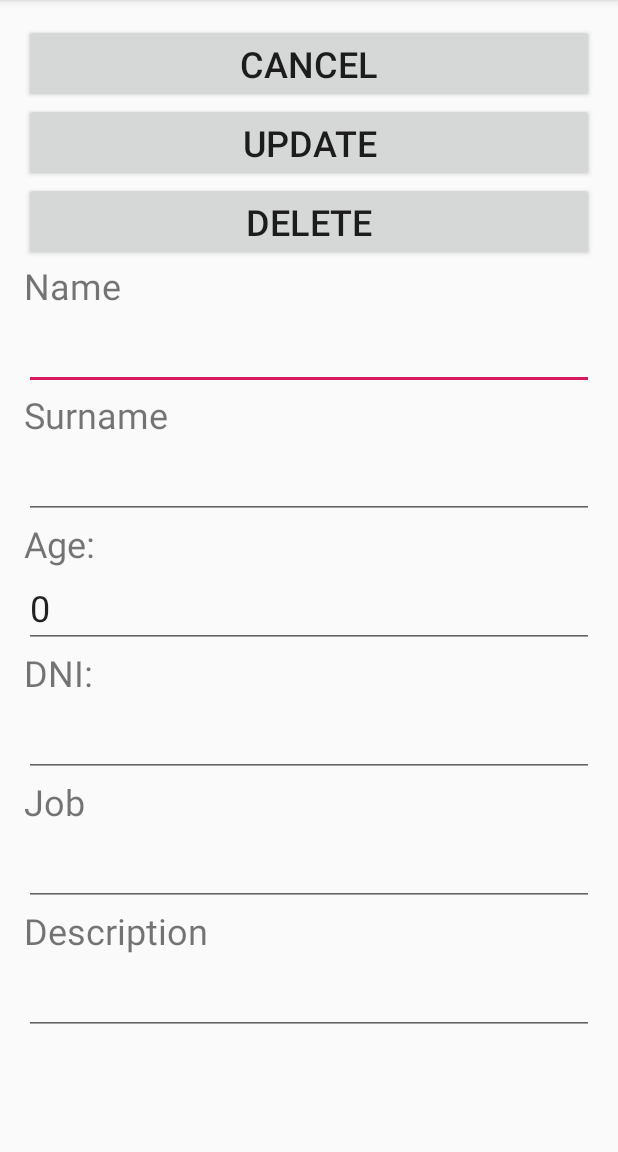
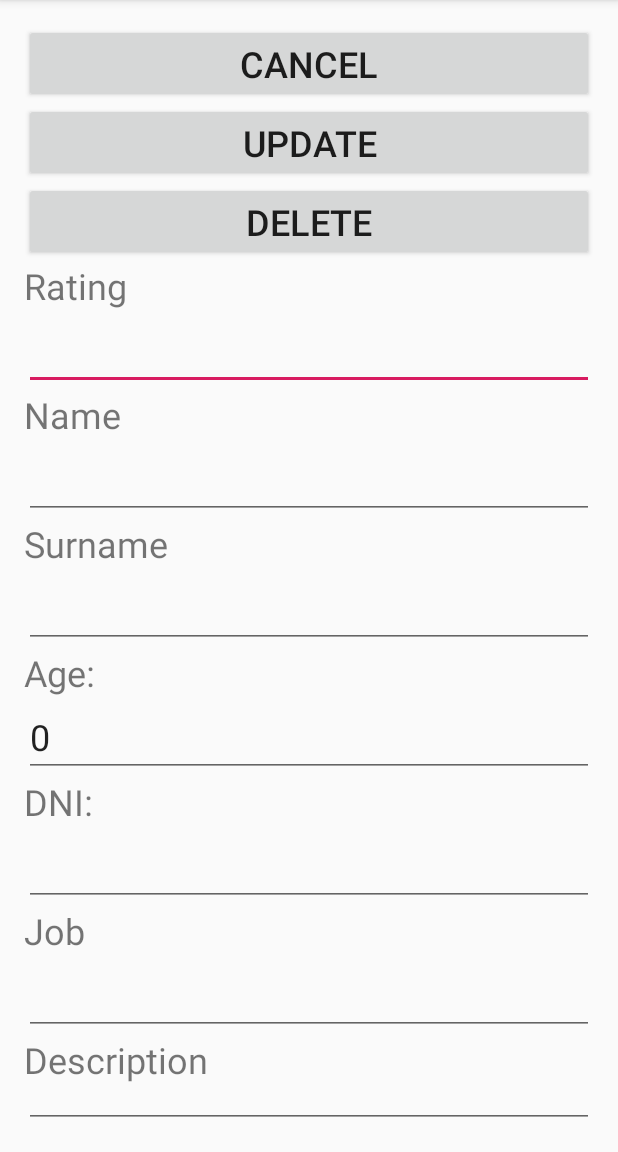
Before and after one commit to miguelleonmarti/masterDetailRealm, an Android app: the DetailActivity screen opened directly, with no data from a screen before it, after a tap on "UPDATE", on a phone screen of 412 x 824 dp, the part 84-1236 px from its top. Run offline under Robolectric (Android 15) with nearby library versions, the phone set to English and light mode, and no system bars; libraries missing offline, so code that uses them is left out: io.realm; 1 statement that could not run was skipped.

Commit message:
Exam done

```diff
--- a/app/src/main/java/es/ulpgc/miguel/masterdetailrealm/Detail/DetailActivity.java
+++ b/app/src/main/java/es/ulpgc/miguel/masterdetailrealm/Detail/DetailActivity.java
@@ -21,7 +21,7 @@ public class DetailActivity
   private Button cancelButton, updateButton, deleteButton;
 
   // text views
-  private TextView nameText, surnameText, ageText, dniText, jobText, descriptionText;
+  private TextView ratingText, nameText, surnameText, ageText, dniText, jobText, descriptionText;
 
   @Override
   protected void onCreate(Bundle savedInstanceState) {
@@ -33,6 +33,7 @@ public class DetailActivity
     updateButton = findViewById(R.id.updateButton);
     deleteButton = findViewById(R.id.deleteButton);
 
+    ratingText = findViewById(R.id.ratingText);
     nameText = findViewById(R.id.nameText);
     surnameText = findViewById(R.id.surnameText);
     ageText = findViewById(R.id.ageText);
@@ -51,6 +52,7 @@ public class DetailActivity
     updateButton.setOnClickListener(new View.OnClickListener() {
       @Override
       public void onClick(View view) {
+        String rating = ratingText.getText().toString();
         String name = nameText.getText().toString();
         String surname = surnameText.getText().toString();
         String age = ageText.getText().toString();
@@ -58,17 +60,20 @@ public class DetailActivity
         String job = jobText.getText().toString();
         String description = descriptionText.getText().toString();
         if (
+            !rating.equals("") &&
             !name.equals("") &&
                 !surname.equals("") &&
                 !age.equals("") &&
                 !dni.equals("") &&
                 !job.equals("") &&
-                !description.equals("")
+                !description.equals("") &&
+                Integer.valueOf(rating) >= 0 &&
+                Integer.valueOf(rating) <= 10
         ) {
-          presenter.updatePerson(name, surname, age, dni, job, description);
+          presenter.updatePerson(rating, name, surname, age, dni, job, description);
           presenter.startMasterScreen();
         } else {
-          Toast.makeText(DetailActivity.this, "There are some empty fields", Toast.LENGTH_SHORT).show();
+          Toast.makeText(DetailActivity.this, "There are some empty fields or rating is greater than 10", Toast.LENGTH_SHORT).show();
         }
       }
     });
@@ -103,6 +108,7 @@ public class DetailActivity
     //Log.e(TAG, "displayData()");
 
     // deal with the data
+    //((EditText) findViewById(R.id.ratingText)).setText(viewModel.person.getRating());
     ((EditText) findViewById(R.id.nameText)).setText(viewModel.person.getName());
     ((EditText) findViewById(R.id.surnameText)).setText(viewModel.person.getSurname());
     ((EditText) findViewById(R.id.ageText)).setText(String.valueOf(viewModel.person.getAge()));
--- a/app/src/main/java/es/ulpgc/miguel/masterdetailrealm/Detail/DetailContract.java
+++ b/app/src/main/java/es/ulpgc/miguel/masterdetailrealm/Detail/DetailContract.java
@@ -25,13 +25,13 @@ interface DetailContract {
 
     void deleteUser();
 
-    void updatePerson(String name, String surname, String age, String dni, String job, String description);
+    void updatePerson(String rating, String name, String surname, String age, String dni, String job, String description);
   }
 
   interface Model {
     void deletePerson(int id);
 
-    void updatePerson(int id, String name, String surname, String age, String dni, String job, String description);
+    void updatePerson(int id, String rating, String name, String surname, String age, String dni, String job, String description);
   }
 
   interface Router {
--- a/app/src/main/java/es/ulpgc/miguel/masterdetailrealm/Detail/DetailModel.java
+++ b/app/src/main/java/es/ulpgc/miguel/masterdetailrealm/Detail/DetailModel.java
@@ -22,7 +22,7 @@ public class DetailModel implements DetailContract.Model {
   }
 
   @Override
-  public void updatePerson(int id, String name, String surname, String age, String dni, String job, String description) {
+  public void updatePerson(int id, String rating, String name, String surname, String age, String dni, String job, String description) {
     realm.beginTransaction();
     Person person = realm.where(Person.class).equalTo("id", id).findFirst();
     person.setName(name);
@@ -31,6 +31,7 @@ public class DetailModel implements DetailContract.Model {
     person.setDni(dni);
     person.setJob(job);
     person.setDescription(description);
+    person.setRating(Integer.valueOf(rating));
     realm.commitTransaction();
   }
 }
--- a/app/src/main/java/es/ulpgc/miguel/masterdetailrealm/Detail/DetailPresenter.java
+++ b/app/src/main/java/es/ulpgc/miguel/masterdetailrealm/Detail/DetailPresenter.java
@@ -74,7 +74,7 @@ public class DetailPresenter implements DetailContract.Presenter {
   }
 
   @Override
-  public void updatePerson(String name, String surname, String age, String dni, String job, String description) {
-    model.updatePerson(viewModel.person.getId(), name, surname, age, dni, job, description);
+  public void updatePerson(String rating, String name, String surname, String age, String dni, String job, String description) {
+    model.updatePerson(viewModel.person.getId(), rating, name, surname, age, dni, job, description);
   }
 }
--- a/app/src/main/java/es/ulpgc/miguel/masterdetailrealm/add/AddActivity.java
+++ b/app/src/main/java/es/ulpgc/miguel/masterdetailrealm/add/AddActivity.java
@@ -20,7 +20,7 @@ public class AddActivity
   private Button cancelButton, addButton;
 
   // edit texts
-  private EditText nameText, surnameText, ageText, dniText, jobText, titleText, descriptionText;
+  private EditText nameText, surnameText, ageText, dniText, jobText, descriptionText;
 
   @Override
   protected void onCreate(Bundle savedInstanceState) {
--- a/app/src/main/java/es/ulpgc/miguel/masterdetailrealm/add/AddModel.java
+++ b/app/src/main/java/es/ulpgc/miguel/masterdetailrealm/add/AddModel.java
@@ -25,6 +25,7 @@ public class AddModel implements AddContract.Model {
     person.setAge(Integer.parseInt(age));
     person.setDni(dni);
     person.setJob(job);
+    person.setRating(0);
     person.setDescription(description);
     realm.commitTransaction();
   }
--- a/app/src/main/java/es/ulpgc/miguel/masterdetailrealm/app/AppMediator.java
+++ b/app/src/main/java/es/ulpgc/miguel/masterdetailrealm/app/AppMediator.java
@@ -2,8 +2,8 @@ package es.ulpgc.miguel.masterdetailrealm.app;
 
 import android.app.Application;
 
+import es.ulpgc.miguel.masterdetailrealm.Detail.DetailState;
 import es.ulpgc.miguel.masterdetailrealm.add.AddState;
-import es.ulpgc.miguel.masterdetailrealm.Detail.DetailState;
 import es.ulpgc.miguel.masterdetailrealm.master.MasterState;
 import es.ulpgc.miguel.masterdetailrealm.model.Person;
 import io.realm.Realm;
--- a/app/src/main/res/layout/activity_detail.xml
+++ b/app/src/main/res/layout/activity_detail.xml
@@ -27,6 +27,20 @@
         android:layout_width="match_parent"
         android:layout_height="wrap_content"
         android:text="@string/delete_button_label"
+        android:textSize="24sp" />
+
+    <TextView
+        android:id="@+id/ratingLabel"
+        android:layout_width="match_parent"
+        android:layout_height="wrap_content"
+        android:text="@string/rating_label"
+        android:textSize="24sp" />
+
+    <EditText
+        android:id="@+id/ratingText"
+        android:layout_width="match_parent"
+        android:layout_height="wrap_content"
+        android:inputType="number"
         android:textSize="24sp" />
 
     <TextView
--- a/app/src/main/res/layout/person_item.xml
+++ b/app/src/main/res/layout/person_item.xml
@@ -70,7 +70,7 @@
                 android:layout_width="wrap_content"
                 android:layout_height="wrap_content"
                 android:paddingEnd="5dp"
-                android:text="@string/dni_label"
+                android:text="@string/rating_label"
                 android:textSize="18sp" />
 
             <TextView
--- a/app/src/main/res/values/strings.xml
+++ b/app/src/main/res/values/strings.xml
@@ -11,4 +11,5 @@
     <string name="description_label">Description</string>
     <string name="update_button_label">Update</string>
     <string name="delete_button_label">Delete</string>
+    <string name="rating_label">Rating</string>
 </resources>
```
Also changed, not shown: app/src/main/java/es/ulpgc/miguel/masterdetailrealm/master/MasterAdapter.java (+6 -1 lines), app/src/main/java/es/ulpgc/miguel/masterdetailrealm/model/Person.java (+8 -1 lines).
